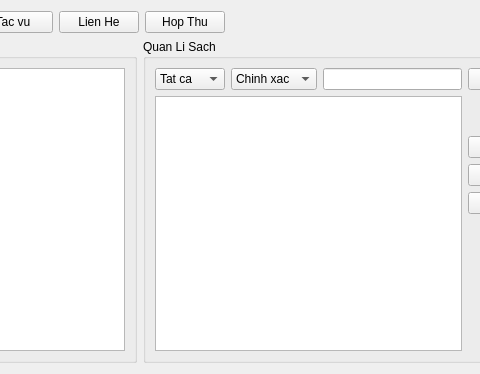
Above: Qt GUI/LIBPRO/librarian.ui from quocanh1897/LibraryPro---Qt-app before the change; both pictures show x 124 to 604 and y 0 to 374 of the 695 by 374 pixel window. Below: the same form after it.
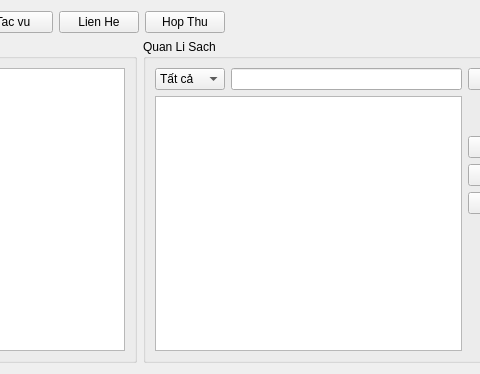
That is the form after the change.

The edit to the form file:
```diff
--- a/Qt GUI/LIBPRO/librarian.ui
+++ b/Qt GUI/LIBPRO/librarian.ui
@@ -88,7 +88,7 @@
            <widget class="QComboBox" name="comboBox_2">
             <item>
              <property name="text">
-              <string>Tat ca</string>
+              <string>Tất cả</string>
              </property>
             </item>
             <item>
@@ -113,21 +113,7 @@
             </item>
             <item>
              <property name="text">
-              <string>Nam</string>
-             </property>
-            </item>
-           </widget>
-          </item>
-          <item>
-           <widget class="QComboBox" name="comboBox">
-            <item>
-             <property name="text">
-              <string>Chinh xac</string>
-             </property>
-            </item>
-            <item>
-             <property name="text">
-              <string>Gan giong</string>
+              <string>Năm</string>
              </property>
             </item>
            </widget>
```
Left out of the diff: 6 changed lines with no effect on the pictures.
